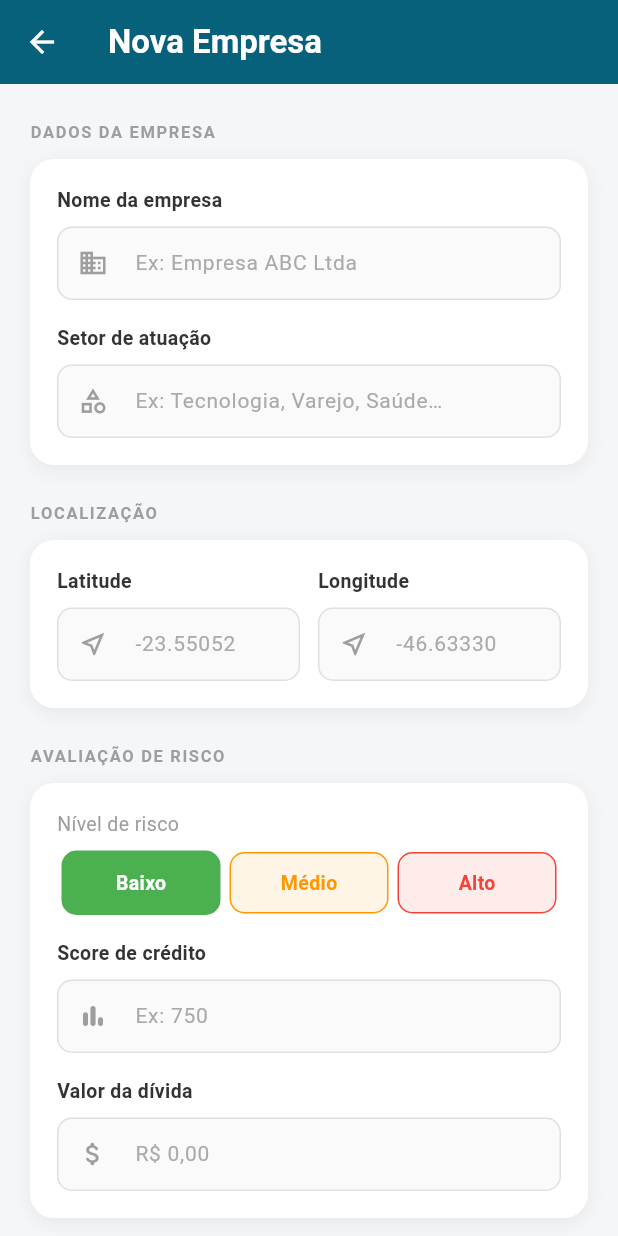
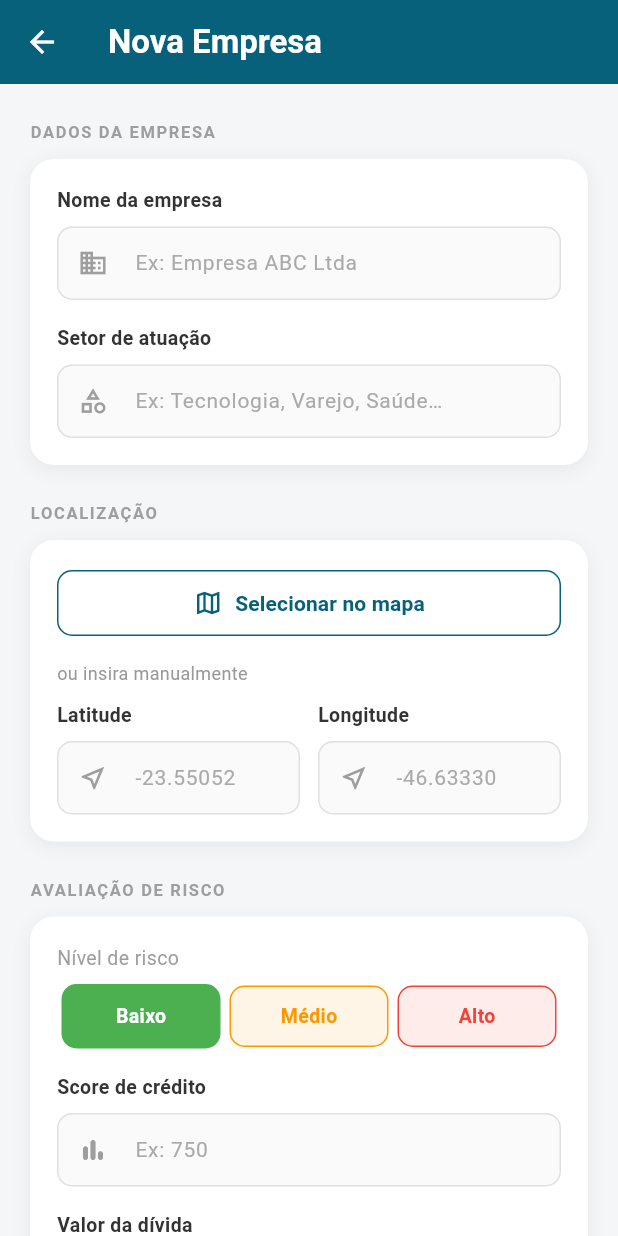
Before and after one commit to Kaio-Goes/dividaAqui, a Flutter app: the AddCompanyPage screen opened directly, on a phone screen of 412 x 824 dp. Run offline on Flutter 3.47's test engine with Material 3 defaults, Android fonts, the phone set to English and light mode, and no system bars; our stand-ins replace cloud_firestore, firebase_auth, firebase_core, flutter_dotenv, geolocator, google_maps_flutter and 1 more; accounts and stored records are empty; generated files the repository leaves out were written again.

Commit message:
Feature selecionar mapa crete

```diff
--- a/lib/pages/admin/add_company_page.dart
+++ b/lib/pages/admin/add_company_page.dart
@@ -1,8 +1,10 @@
 import 'package:divida_aqui/core/app_colors.dart';
 import 'package:divida_aqui/core/company_model.dart';
 import 'package:divida_aqui/core/company_service.dart';
+import 'package:divida_aqui/pages/admin/map_location_picker_page.dart';
 import 'package:flutter/material.dart';
 import 'package:flutter/services.dart';
+import 'package:google_maps_flutter/google_maps_flutter.dart';
 
 class AddCompanyPage extends StatefulWidget {
   final CompanyModel? company;
@@ -171,6 +173,42 @@ class _AddCompanyPageState extends State<AddCompanyPage> {
             _sectionLabel('Localização'),
             const SizedBox(height: 10),
             _buildCard([
+              // Botão de seleção no mapa
+              OutlinedButton.icon(
+                onPressed: _pickOnMap,
+                style: OutlinedButton.styleFrom(
+                  foregroundColor: appPrimary,
+                  side: const BorderSide(color: appPrimary),
+                  shape: RoundedRectangleBorder(
+                      borderRadius: BorderRadius.circular(10)),
+                  padding: const EdgeInsets.symmetric(vertical: 12),
+                  minimumSize: const Size(double.infinity, 0),
+                ),
+                icon: const Icon(Icons.map_outlined, size: 20),
+                label: const Text(
+                  'Selecionar no mapa',
+                  style: TextStyle(fontWeight: FontWeight.w600, fontSize: 14),
+                ),
+              ),
+              const SizedBox(height: 14),
+              Row(
+                children: [
+                  Expanded(
+                    child: Column(
+                      crossAxisAlignment: CrossAxisAlignment.start,
+                      children: [
+                        const Text(
+                          'ou insira manualmente',
+                          style: TextStyle(
+                              fontSize: 12,
+                              color: Color(0xFF999999)),
+                        ),
+                      ],
+                    ),
+                  ),
+                ],
+              ),
+              const SizedBox(height: 10),
               Row(
                 crossAxisAlignment: CrossAxisAlignment.start,
                 children: [
@@ -407,6 +445,24 @@ class _AddCompanyPageState extends State<AddCompanyPage> {
     );
   }
 
+  Future<void> _pickOnMap() async {
+    LatLng? initial;
+    final lat = double.tryParse(_latCtrl.text.replaceAll(',', '.'));
+    final lng = double.tryParse(_lngCtrl.text.replaceAll(',', '.'));
+    if (lat != null && lng != null) initial = LatLng(lat, lng);
+
+    final result = await Navigator.push<LatLng>(
+      context,
+      MaterialPageRoute(
+        builder: (_) => MapLocationPickerPage(initial: initial),
+      ),
+    );
+    if (result != null) {
+      _latCtrl.text = result.latitude.toStringAsFixed(6);
+      _lngCtrl.text = result.longitude.toStringAsFixed(6);
+    }
+  }
+
   static String _formatCurrencyValue(double value) {
     final cents = (value * 100).round();
     return _CurrencyInputFormatter._format(cents);
```
Also changed, not shown: lib/pages/admin/map_location_picker_page.dart (added, +208 -0 lines).
